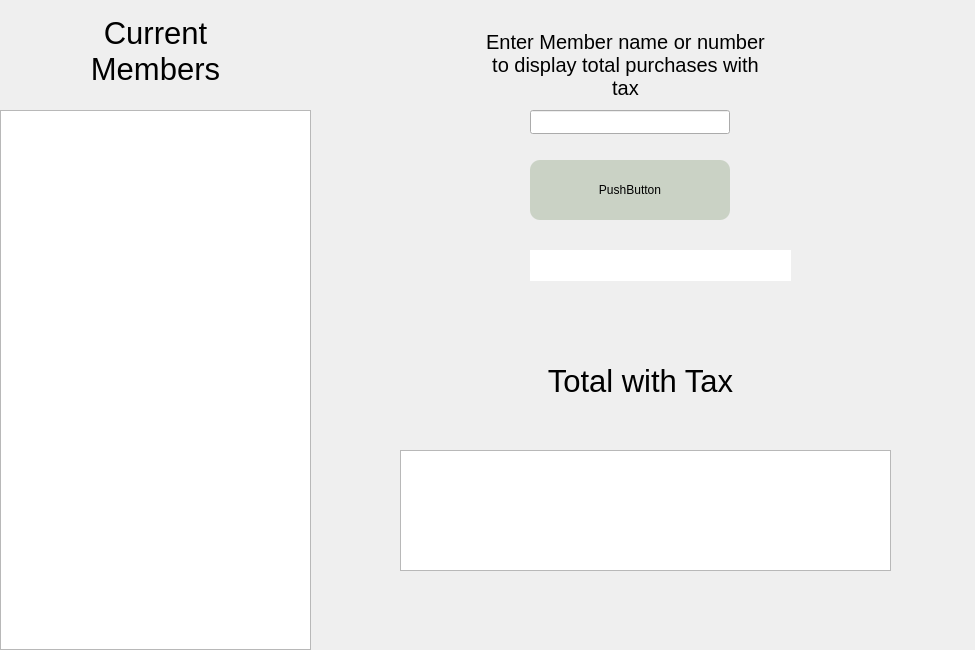
Santiago-F1/FinalGroupProjectCS1C, file mempurchases.ui: the form before one commit.
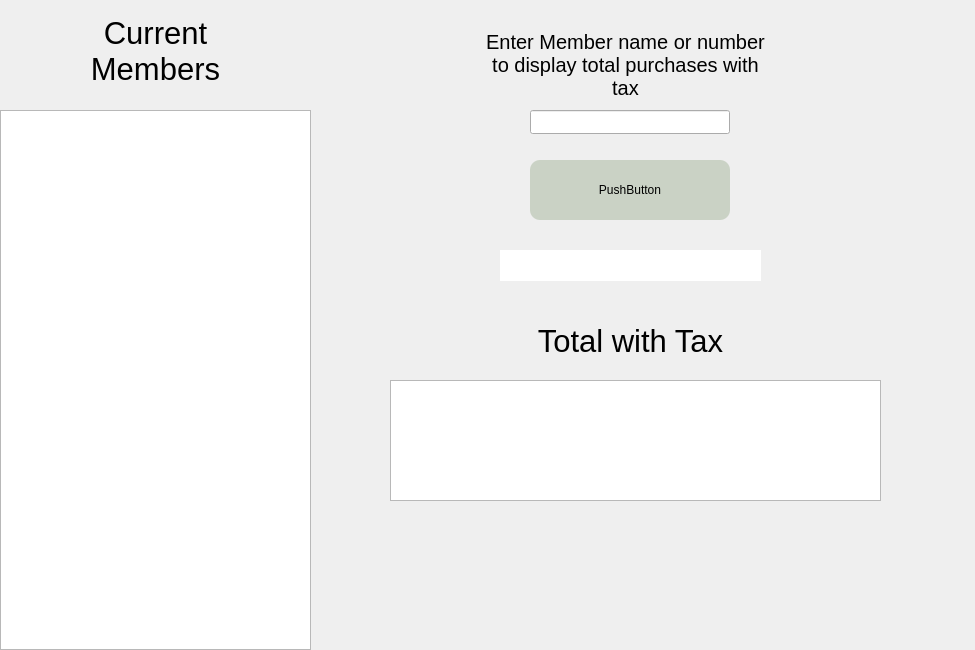
The form after the commit.

The edit to the form file:
```diff
--- a/mempurchases.ui
+++ b/mempurchases.ui
@@ -16,7 +16,7 @@
   <widget class="QTextBrowser" name="error">
    <property name="geometry">
     <rect>
-     <x>530</x>
+     <x>500</x>
      <y>250</y>
      <width>261</width>
      <height>31</height>
@@ -61,8 +61,8 @@
   <widget class="QTableView" name="output">
    <property name="geometry">
     <rect>
-     <x>400</x>
-     <y>450</y>
+     <x>390</x>
+     <y>380</y>
      <width>491</width>
      <height>121</height>
     </rect>
@@ -80,8 +80,8 @@
   <widget class="QLabel" name="label_7">
    <property name="geometry">
     <rect>
-     <x>530</x>
-     <y>340</y>
+     <x>520</x>
+     <y>300</y>
      <width>221</width>
      <height>81</height>
     </rect>
```
